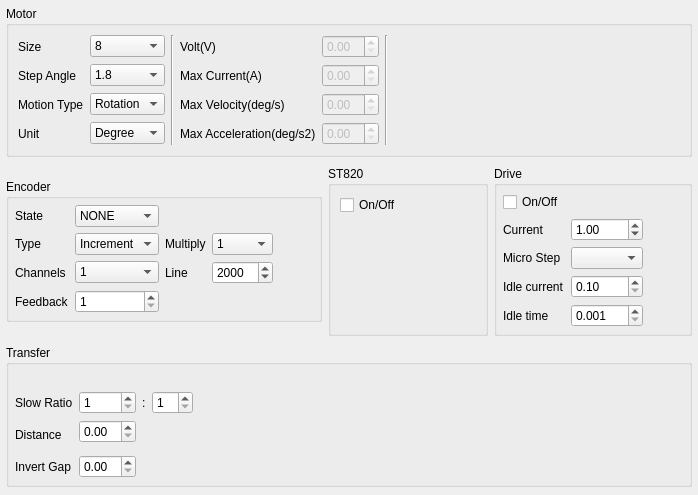
Above: source/wnd/ui/mrqaxes.ui from ww4u/megarobostudio before the change. Below: the same form after it.
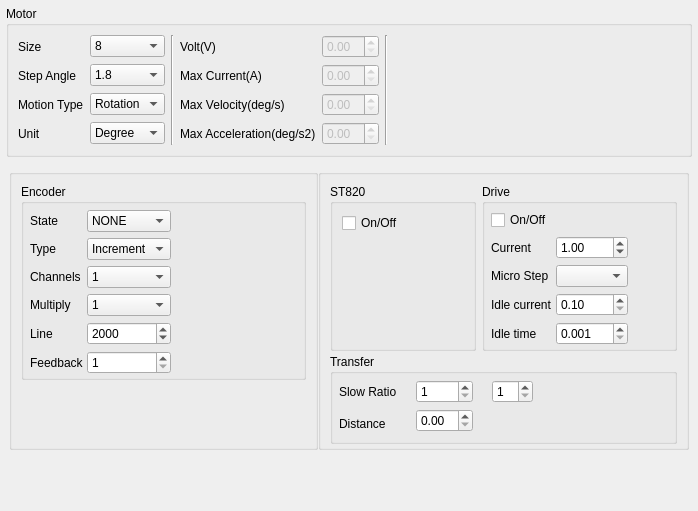
That is the form after the change. Icons and pictures are not drawn. Custom widgets are drawn as their Qt base class.

The edit to the form file:
```diff
--- a/source/wnd/ui/mrqaxes.ui
+++ b/source/wnd/ui/mrqaxes.ui
@@ -7,7 +7,7 @@
     <x>0</x>
     <y>0</y>
     <width>698</width>
-    <height>495</height>
+    <height>511</height>
    </rect>
   </property>
   <property name="sizePolicy">
@@ -35,7 +35,7 @@
    <property name="verticalSpacing">
     <number>9</number>
    </property>
-   <item row="0" column="0">
+   <item row="0" column="0" colspan="3">
     <widget class="QGroupBox" name="groupBox">
      <property name="title">
       <string>Motor</string>
@@ -249,156 +249,26 @@
      </layout>
     </widget>
    </item>
-   <item row="2" column="0">
-    <widget class="QGroupBox" name="gb_transfer">
-     <property name="sizePolicy">
-      <sizepolicy hsizetype="Preferred" vsizetype="Fixed">
-       <horstretch>0</horstretch>
-       <verstretch>0</verstretch>
-      </sizepolicy>
-     </property>
-     <property name="title">
-      <string>Transfer</string>
-     </property>
-     <layout class="QGridLayout" name="gridLayout_2">
+   <item row="2" column="0" colspan="3">
+    <layout class="QHBoxLayout" name="horizontalLayout_2">
       <property name="leftMargin">
-       <number>6</number>
+      <number>3</number>
       </property>
       <property name="topMargin">
-       <number>6</number>
+      <number>3</number>
       </property>
       <property name="rightMargin">
-       <number>6</number>
+      <number>3</number>
       </property>
       <property name="bottomMargin">
-       <number>6</number>
-      </property>
-      <property name="horizontalSpacing">
-       <number>6</number>
-      </property>
-      <item row="0" column="1">
-       <widget class="QLabel" name="label_5">
-        <property name="sizePolicy">
-         <sizepolicy hsizetype="Fixed" vsizetype="Fixed">
-          <horstretch>0</horstretch>
-          <verstretch>0</verstretch>
-         </sizepolicy>
-        </property>
-        <property name="maximumSize">
-         <size>
-          <width>24</width>
-          <height>24</height>
-         </size>
-        </property>
-        <property name="pixmap">
-         <pixmap resource="../res/res.qrc">:/res/image/icon2/focus.png</pixmap>
-        </property>
-        <property name="scaledContents">
-         <bool>true</bool>
-        </property>
-       </widget>
-      </item>
-      <item row="0" column="3">
-       <widget class="QLabel" name="label_8">
-        <property name="maximumSize">
-         <size>
-          <width>24</width>
-          <height>24</height>
-         </size>
-        </property>
-        <property name="text">
+      <number>3</number>
+     </property>
+     <item>
+      <widget class="QGroupBox" name="groupBox_3">
+       <property name="title">
          <string/>
         </property>
-        <property name="pixmap">
-         <pixmap resource="../res/res.qrc">:/res/image/icon2/settings_light.png</pixmap>
-        </property>
-        <property name="scaledContents">
-         <bool>true</bool>
-        </property>
-       </widget>
-      </item>
-      <item row="1" column="4">
-       <spacer name="horizontalSpacer_3">
-        <property name="orientation">
-         <enum>Qt::Horizontal</enum>
-        </property>
-        <property name="sizeHint" stdset="0">
-         <size>
-          <width>40</width>
-          <height>20</height>
-         </size>
-        </property>
-       </spacer>
-      </item>
-      <item row="4" column="0" rowspan="2">
-       <widget class="QLabel" name="label_20">
-        <property name="text">
-         <string>Distance</string>
-        </property>
-       </widget>
-      </item>
-      <item row="1" column="0">
-       <widget class="QLabel" name="label_19">
-        <property name="text">
-         <string>Slow Ratio</string>
-        </property>
-       </widget>
-      </item>
-      <item row="1" column="2">
-       <widget class="QLabel" name="label_18">
-        <property name="text">
-         <string>:</string>
-        </property>
-       </widget>
-      </item>
-      <item row="1" column="1">
-       <widget class="QSpinBox" name="spinSlowMotor">
-        <property name="minimum">
-         <number>1</number>
-        </property>
-       </widget>
-      </item>
-      <item row="6" column="0">
-       <widget class="QLabel" name="label_21">
-        <property name="text">
-         <string>Invert Gap</string>
-        </property>
-       </widget>
-      </item>
-      <item row="1" column="3">
-       <widget class="QSpinBox" name="spinSlowGear">
-        <property name="minimum">
-         <number>1</number>
-        </property>
-       </widget>
-      </item>
-      <item row="4" column="1">
-       <widget class="QDoubleSpinBox" name="spinDistance"/>
-      </item>
-      <item row="6" column="1">
-       <widget class="QDoubleSpinBox" name="spinInvertGap"/>
-      </item>
-     </layout>
-    </widget>
-   </item>
-   <item row="3" column="0">
-    <spacer name="verticalSpacer">
-     <property name="orientation">
-      <enum>Qt::Vertical</enum>
-     </property>
-     <property name="sizeHint" stdset="0">
-      <size>
-       <width>20</width>
-       <height>40</height>
-      </size>
-     </property>
-    </spacer>
-   </item>
-   <item row="1" column="0">
-    <layout class="QHBoxLayout" name="horizontalLayout">
-     <property name="spacing">
-      <number>6</number>
-     </property>
+       <layout class="QVBoxLayout" name="verticalLayout_2">
      <item>
       <widget class="QGroupBox" name="gb_encoder">
        <property name="sizePolicy">
@@ -410,6 +280,9 @@
        <property name="title">
         <string>Encoder</string>
        </property>
+          <property name="alignment">
+           <set>Qt::AlignLeading|Qt::AlignLeft|Qt::AlignTop</set>
+          </property>
        <layout class="QGridLayout" name="gridLayout">
         <property name="leftMargin">
          <number>6</number>
@@ -421,18 +294,11 @@
          <number>6</number>
         </property>
         <property name="bottomMargin">
-         <number>6</number>
+            <number>3</number>
         </property>
         <property name="horizontalSpacing">
-         <number>6</number>
-        </property>
-        <item row="3" column="0">
-         <widget class="QLabel" name="label_2">
-          <property name="text">
-           <string>Channels</string>
-          </property>
-         </widget>
-        </item>
+            <number>3</number>
+           </property>
         <item row="2" column="1">
          <widget class="QComboBox" name="cmbEncType">
           <item>
@@ -447,8 +313,115 @@
           </item>
          </widget>
         </item>
-        <item row="3" column="3">
+           <item row="0" column="0">
+            <widget class="QLabel" name="label_6">
+             <property name="text">
+              <string>State</string>
+             </property>
+            </widget>
+           </item>
+           <item row="2" column="0">
+            <widget class="QLabel" name="label_15">
+             <property name="text">
+              <string>Type</string>
+             </property>
+            </widget>
+           </item>
+           <item row="7" column="0">
+            <widget class="QLabel" name="label_7">
+             <property name="text">
+              <string>Feedback</string>
+             </property>
+            </widget>
+           </item>
+           <item row="0" column="1">
+            <widget class="QComboBox" name="cmbEncState">
+             <item>
+              <property name="text">
+               <string>NONE</string>
+              </property>
+             </item>
+             <item>
+              <property name="text">
+               <string>OFF</string>
+              </property>
+             </item>
+             <item>
+              <property name="text">
+               <string>ON</string>
+              </property>
+             </item>
+            </widget>
+           </item>
+           <item row="7" column="1">
+            <widget class="QSpinBox" name="spinEncFb">
+             <property name="minimum">
+              <number>1</number>
+             </property>
+             <property name="maximum">
+              <number>100</number>
+             </property>
+            </widget>
+           </item>
+           <item row="2" column="4">
+            <spacer name="horizontalSpacer_5">
+             <property name="orientation">
+              <enum>Qt::Horizontal</enum>
+             </property>
+             <property name="sizeHint" stdset="0">
+              <size>
+               <width>40</width>
+               <height>20</height>
+              </size>
+             </property>
+            </spacer>
+           </item>
+           <item row="4" column="0">
+            <widget class="QLabel" name="label_17">
+             <property name="text">
+              <string>Multiply</string>
+             </property>
+            </widget>
+           </item>
+           <item row="4" column="1">
+            <widget class="QComboBox" name="cmbEncMul">
+             <property name="sizePolicy">
+              <sizepolicy hsizetype="Minimum" vsizetype="Fixed">
+               <horstretch>0</horstretch>
+               <verstretch>0</verstretch>
+              </sizepolicy>
+             </property>
+             <property name="minimumSize">
+              <size>
+               <width>16</width>
+               <height>0</height>
+              </size>
+             </property>
+             <item>
+              <property name="text">
+               <string>1</string>
+              </property>
+             </item>
+             <item>
+              <property name="text">
+               <string>2</string>
+              </property>
+             </item>
+             <item>
+              <property name="text">
+               <string>4</string>
+              </property>
+             </item>
+            </widget>
+           </item>
+           <item row="5" column="1">
          <widget class="QSpinBox" name="spinEncLine">
+             <property name="minimumSize">
+              <size>
+               <width>16</width>
+               <height>0</height>
+              </size>
+             </property>
           <property name="minimum">
            <number>500</number>
           </property>
@@ -463,6 +436,13 @@
           </property>
          </widget>
         </item>
+           <item row="3" column="0">
+            <widget class="QLabel" name="label_2">
+             <property name="text">
+              <string>Channels</string>
+             </property>
+            </widget>
+           </item>
         <item row="3" column="1">
          <widget class="QComboBox" name="cmbEncChs">
           <item>
@@ -477,111 +457,25 @@
           </item>
          </widget>
         </item>
-        <item row="2" column="2">
-         <widget class="QLabel" name="label_17">
-          <property name="text">
-           <string>Multiply</string>
-          </property>
-         </widget>
-        </item>
-        <item row="2" column="0">
-         <widget class="QLabel" name="label_15">
-          <property name="text">
-           <string>Type</string>
-          </property>
-         </widget>
-        </item>
-        <item row="0" column="0">
-         <widget class="QLabel" name="label_6">
-          <property name="text">
-           <string>State</string>
-          </property>
-         </widget>
-        </item>
-        <item row="2" column="3">
-         <widget class="QComboBox" name="cmbEncMul">
-          <item>
-           <property name="text">
-            <string>1</string>
-           </property>
-          </item>
-          <item>
-           <property name="text">
-            <string>2</string>
-           </property>
-          </item>
-          <item>
-           <property name="text">
-            <string>4</string>
-           </property>
-          </item>
-         </widget>
-        </item>
-        <item row="3" column="2">
+           <item row="5" column="0">
          <widget class="QLabel" name="label_16">
           <property name="text">
            <string>Line</string>
           </property>
          </widget>
         </item>
-        <item row="0" column="1">
-         <widget class="QComboBox" name="cmbEncState">
-          <item>
-           <property name="text">
-            <string>NONE</string>
-           </property>
-          </item>
-          <item>
-           <property name="text">
-            <string>OFF</string>
-           </property>
-          </item>
-          <item>
-           <property name="text">
-            <string>ON</string>
-           </property>
-          </item>
+          </layout>
          </widget>
         </item>
-        <item row="4" column="0">
-         <widget class="QLabel" name="label_7">
-          <property name="text">
-           <string>Feedback</string>
-          </property>
-         </widget>
-        </item>
-        <item row="5" column="0">
-         <spacer name="verticalSpacer_3">
+        <item>
+         <spacer name="verticalSpacer">
           <property name="orientation">
            <enum>Qt::Vertical</enum>
           </property>
           <property name="sizeHint" stdset="0">
            <size>
             <width>20</width>
-            <height>0</height>
-           </size>
-          </property>
-         </spacer>
-        </item>
-        <item row="4" column="1">
-         <widget class="QSpinBox" name="spinEncFb">
-          <property name="minimum">
-           <number>1</number>
-          </property>
-          <property name="maximum">
-           <number>100</number>
-          </property>
-         </widget>
-        </item>
-        <item row="2" column="4">
-         <spacer name="horizontalSpacer_5">
-          <property name="orientation">
-           <enum>Qt::Horizontal</enum>
-          </property>
-          <property name="sizeHint" stdset="0">
-           <size>
-            <width>40</width>
-            <height>20</height>
+            <height>40</height>
            </size>
           </property>
          </spacer>
@@ -589,12 +483,32 @@
        </layout>
       </widget>
      </item>
+     <item>
+      <widget class="QGroupBox" name="groupBox_2">
+       <property name="title">
+        <string/>
+       </property>
+       <layout class="QVBoxLayout" name="verticalLayout">
+        <property name="spacing">
+         <number>3</number>
+        </property>
+        <property name="bottomMargin">
+         <number>3</number>
+        </property>
+        <item>
+         <layout class="QHBoxLayout" name="horizontalLayout">
+          <property name="spacing">
+           <number>6</number>
+          </property>
      <item>
       <widget class="QGroupBox" name="gpSt820">
        <property name="title">
         <string>ST820</string>
        </property>
        <layout class="QGridLayout" name="gridLayout_6">
+             <property name="bottomMargin">
+              <number>3</number>
+             </property>
         <item row="0" column="0">
          <widget class="QCheckBox" name="chk820">
           <property name="text">
@@ -653,9 +567,12 @@
          <number>6</number>
         </property>
         <property name="bottomMargin">
-         <number>6</number>
-        </property>
-        <property name="spacing">
+              <number>3</number>
+             </property>
+             <property name="horizontalSpacing">
+              <number>3</number>
+             </property>
+             <property name="verticalSpacing">
          <number>6</number>
         </property>
         <item row="10" column="0">
@@ -778,6 +695,139 @@
       </widget>
      </item>
     </layout>
+        </item>
+        <item>
+         <widget class="QGroupBox" name="gb_transfer">
+          <property name="sizePolicy">
+           <sizepolicy hsizetype="Preferred" vsizetype="Fixed">
+            <horstretch>0</horstretch>
+            <verstretch>0</verstretch>
+           </sizepolicy>
+          </property>
+          <property name="title">
+           <string>Transfer</string>
+          </property>
+          <layout class="QGridLayout" name="gridLayout_2">
+           <property name="leftMargin">
+            <number>6</number>
+           </property>
+           <property name="topMargin">
+            <number>6</number>
+           </property>
+           <property name="rightMargin">
+            <number>6</number>
+           </property>
+           <property name="bottomMargin">
+            <number>3</number>
+           </property>
+           <property name="horizontalSpacing">
+            <number>6</number>
+           </property>
+           <item row="1" column="6">
+            <spacer name="horizontalSpacer_3">
+             <property name="orientation">
+              <enum>Qt::Horizontal</enum>
+             </property>
+             <property name="sizeHint" stdset="0">
+              <size>
+               <width>40</width>
+               <height>20</height>
+              </size>
+             </property>
+            </spacer>
+           </item>
+           <item row="4" column="0" rowspan="2">
+            <widget class="QLabel" name="label_20">
+             <property name="text">
+              <string>Distance</string>
+             </property>
+            </widget>
+           </item>
+           <item row="1" column="2">
+            <widget class="QSpinBox" name="spinSlowMotor">
+             <property name="minimum">
+              <number>1</number>
+             </property>
+            </widget>
+           </item>
+           <item row="1" column="0">
+            <widget class="QLabel" name="label_19">
+             <property name="text">
+              <string>Slow Ratio</string>
+             </property>
+            </widget>
+           </item>
+           <item row="1" column="4">
+            <widget class="QSpinBox" name="spinSlowGear">
+             <property name="minimum">
+              <number>1</number>
+             </property>
+            </widget>
+           </item>
+           <item row="4" column="2">
+            <widget class="QDoubleSpinBox" name="spinDistance"/>
+           </item>
+           <item row="1" column="1">
+            <widget class="QLabel" name="label_5">
+             <property name="sizePolicy">
+              <sizepolicy hsizetype="Fixed" vsizetype="Fixed">
+               <horstretch>0</horstretch>
+               <verstretch>0</verstretch>
+              </sizepolicy>
+             </property>
+             <property name="maximumSize">
+              <size>
+               <width>24</width>
+               <height>24</height>
+              </size>
+             </property>
+             <property name="pixmap">
+              <pixmap resource="../res/res.qrc">:/res/image/icon2/focus.png</pixmap>
+             </property>
+             <property name="scaledContents">
+              <bool>true</bool>
+             </property>
+            </widget>
+           </item>
+           <item row="1" column="3">
+            <widget class="QLabel" name="label_8">
+             <property name="maximumSize">
+              <size>
+               <width>24</width>
+               <height>24</height>
+              </size>
+             </property>
+             <property name="text">
+              <string/>
+             </property>
+             <property name="pixmap">
+              <pixmap resource="../res/res.qrc">:/res/image/icon2/settings_light.png</pixmap>
+             </property>
+             <property name="scaledContents">
+              <bool>true</bool>
+             </property>
+            </widget>
+           </item>
+          </layout>
+         </widget>
+        </item>
+       </layout>
+      </widget>
+     </item>
+    </layout>
+   </item>
+   <item row="4" column="0">
+    <spacer name="verticalSpacer_3">
+     <property name="orientation">
+      <enum>Qt::Vertical</enum>
+     </property>
+     <property name="sizeHint" stdset="0">
+      <size>
+       <width>20</width>
+       <height>40</height>
+      </size>
+     </property>
+    </spacer>
    </item>
   </layout>
  </widget>
```
Lines whose indentation alone changed are shown as unchanged.
